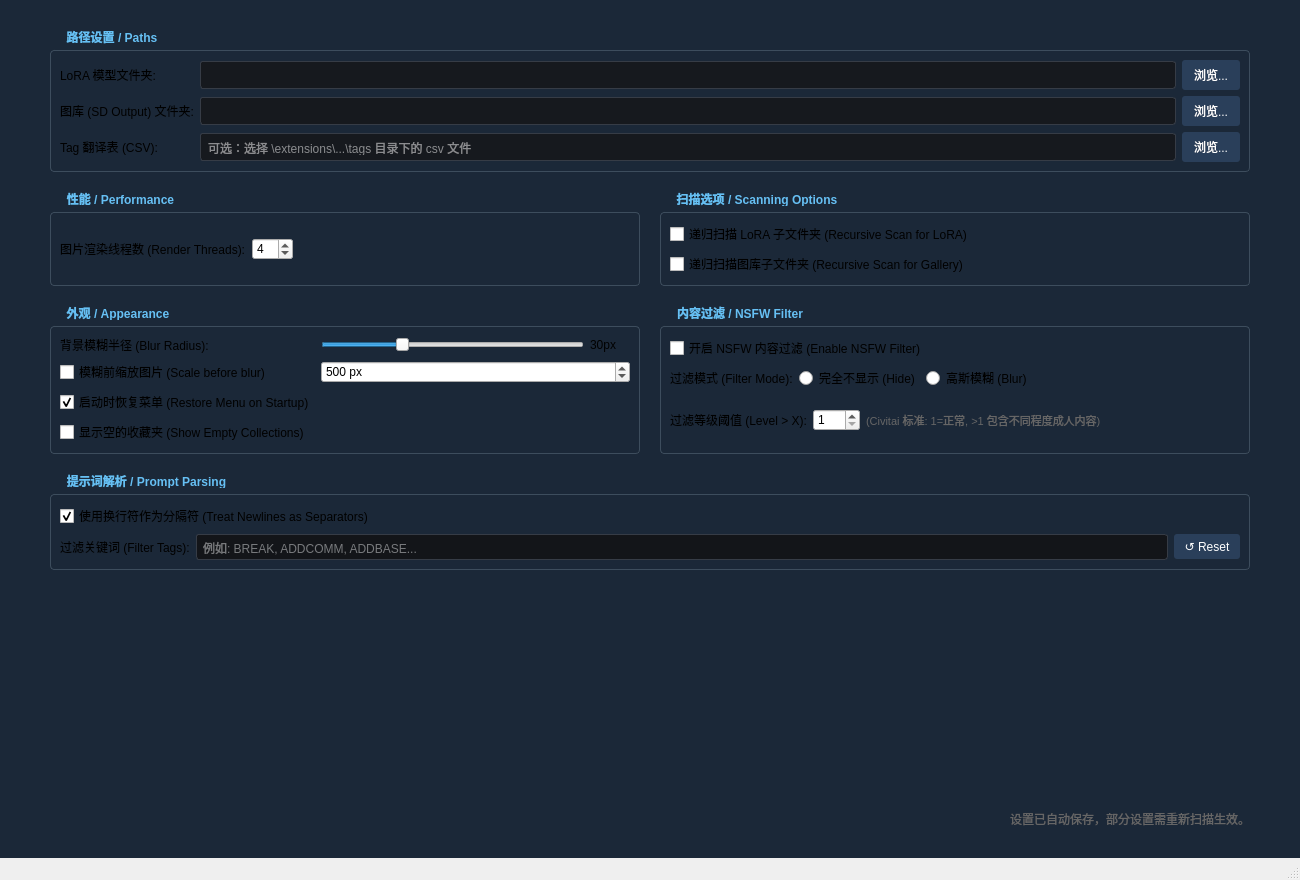
This is mainwindow.ui in hanbinhsh/SD-LoRA-Manager as Qt 5 draws it before an edit. The edited form follows.
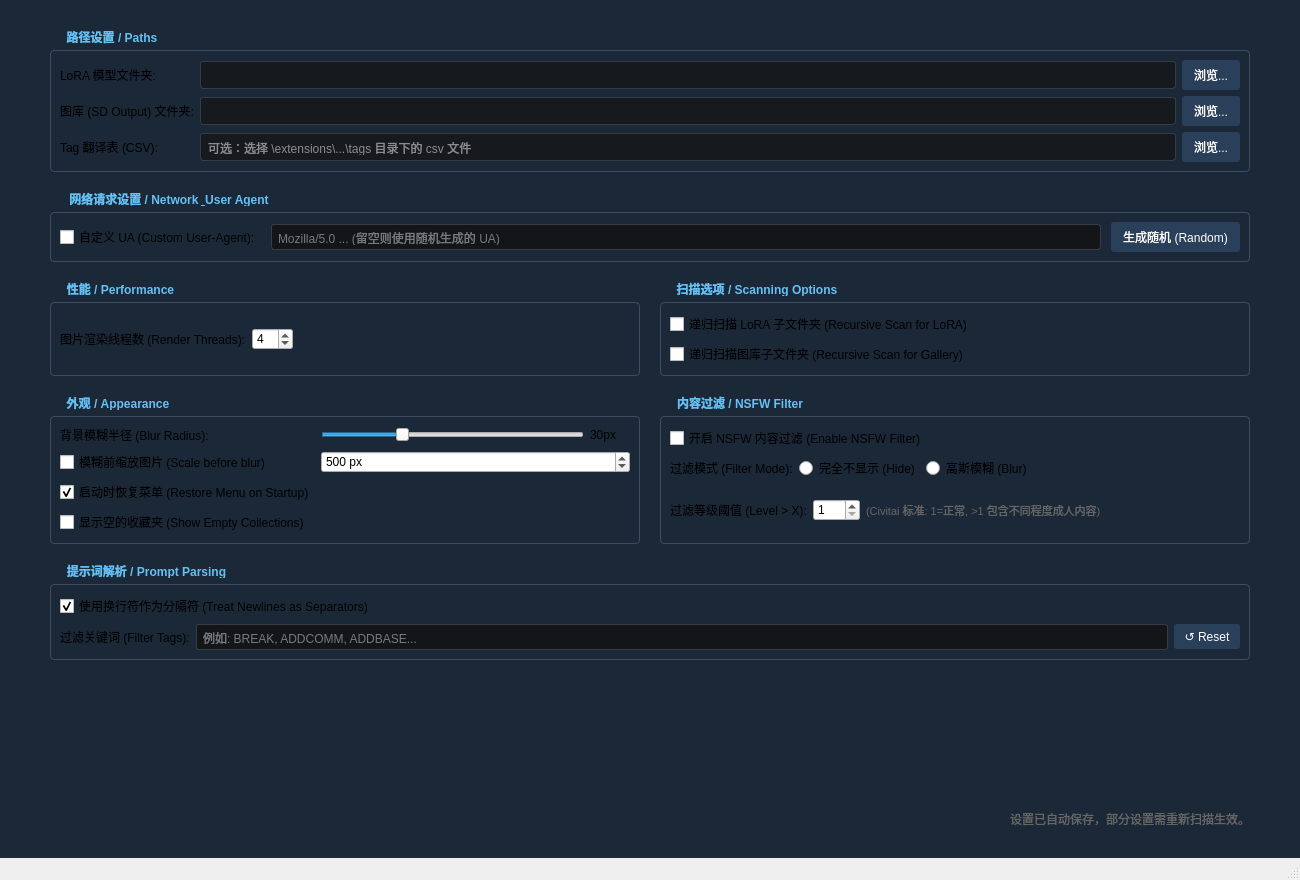
This is the edited form. The open tabs and pages were chosen to show the change.

Commit message: 功能：添加自定义用户代理设置，支持随机生成和手动输入

Diff of the .ui file:
```diff
--- a/mainwindow.ui
+++ b/mainwindow.ui
@@ -178,8 +178,8 @@
 QGroupBox { border: 1px solid #3d4d5d; margin-top: 20px; font-weight: bold; color: #66c0f4; border-radius: 4px; }
 QGroupBox::title { subcontrol-origin: margin; subcontrol-position: top left; left: 10px; padding: 0 5px; }
 #editLoraPath, #editGalleryPath, #editTransPath { background-color: #16191e; border: 1px solid #363c46; padding: 5px; color: #fff; border-radius: 3px; }
-#btnBrowseLora, #btnBrowseGallery, #btnBrowseTrans { background-color: #2a3f5a; color: #fff; border: none; padding: 6px 12px; border-radius: 3px; }
-#btnBrowseLora:hove, #btnBrowseGallery:hover, #btnBrowseTrans:hover { background-color: #3d5677; }
+#btnBrowseLora, #btnBrowseGallery, #btnBrowseTrans, #btnResetUA { background-color: #2a3f5a; color: #fff; border: none; padding: 6px 12px; border-radius: 3px; }
+#btnBrowseLora:hove, #btnBrowseGallery:hover, #btnBrowseTrans:hover, #btnResetUA:hover { background-color: #3d5677; }
 
 /* Sidebar Tab 按钮 */
 #sidebarTabFrame {
@@ -1725,6 +1725,48 @@
           </layout>
          </widget>
         </item>
+        <item>
+         <widget class="QGroupBox" name="groupUserAgent">
+          <property name="title">
+           <string>网络请求设置 / Network &amp; User Agent</string>
+          </property>
+          <layout class="QHBoxLayout" name="horizontalLayout_UA">
+           <property name="spacing">
+            <number>10</number>
+           </property>
+           <item>
+            <widget class="QCheckBox" name="chkUseCustomUserAgent">
+             <property name="toolTip">
+              <string>勾选后使用右侧文本框的内容作为 UA；未勾选则每次启动随机生成。</string>
+             </property>
+             <property name="text">
+              <string>自定义 UA (Custom User-Agent):</string>
+             </property>
+            </widget>
+           </item>
+           <item>
+            <widget class="QLineEdit" name="editUserAgent">
+             <property name="enabled">
+              <bool>false</bool>
+             </property>
+             <property name="placeholderText">
+              <string>Mozilla/5.0 ... (留空则使用随机生成的 UA)</string>
+             </property>
+            </widget>
+           </item>
+           <item>
+            <widget class="QPushButton" name="btnResetUA">
+             <property name="toolTip">
+              <string>生成一个随机的现代浏览器 UA 填入框中</string>
+             </property>
+             <property name="text">
+              <string>生成随机 (Random)</string>
+             </property>
+            </widget>
+           </item>
+          </layout>
+         </widget>
+        </item>
         <item>
          <layout class="QHBoxLayout" name="horizontalLayout_4" stretch="1,1">
           <item>
```
The commit also changes 2 other files.
